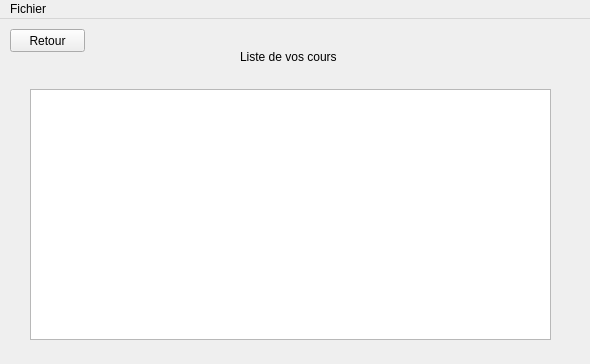
provalinf/ProjetEvaluation, file mainwindow.ui: the form before one commit.
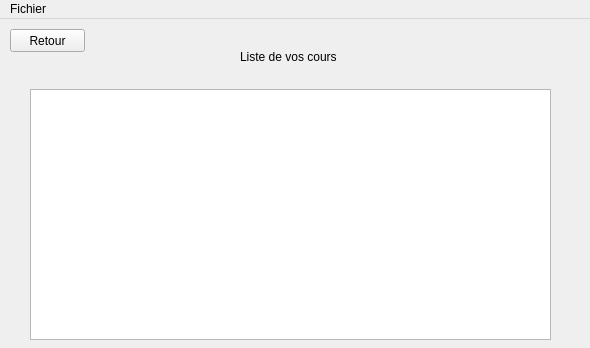
The form after the commit. The open tabs and pages were chosen to show the change.

Commit message: Correction sinon ça marche pô

```diff
--- a/mainwindow.ui
+++ b/mainwindow.ui
@@ -7,7 +7,7 @@
     <x>0</x>
     <y>0</y>
     <width>590</width>
-    <height>364</height>
+    <height>348</height>
    </rect>
   </property>
   <property name="windowTitle">
```
Left out of the diff: 30 changed lines with no effect on the pictures.
